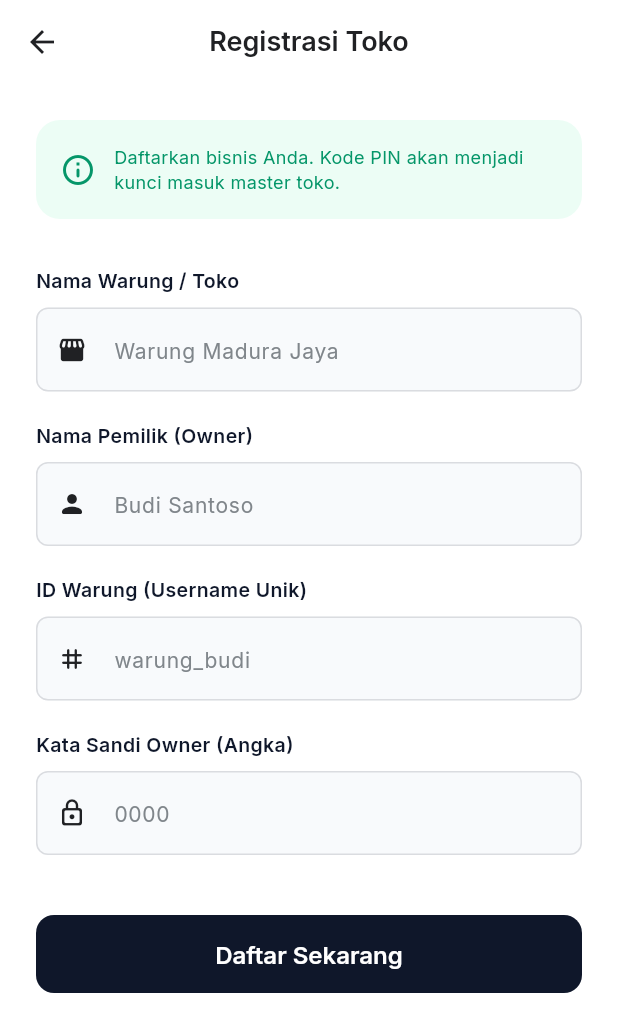
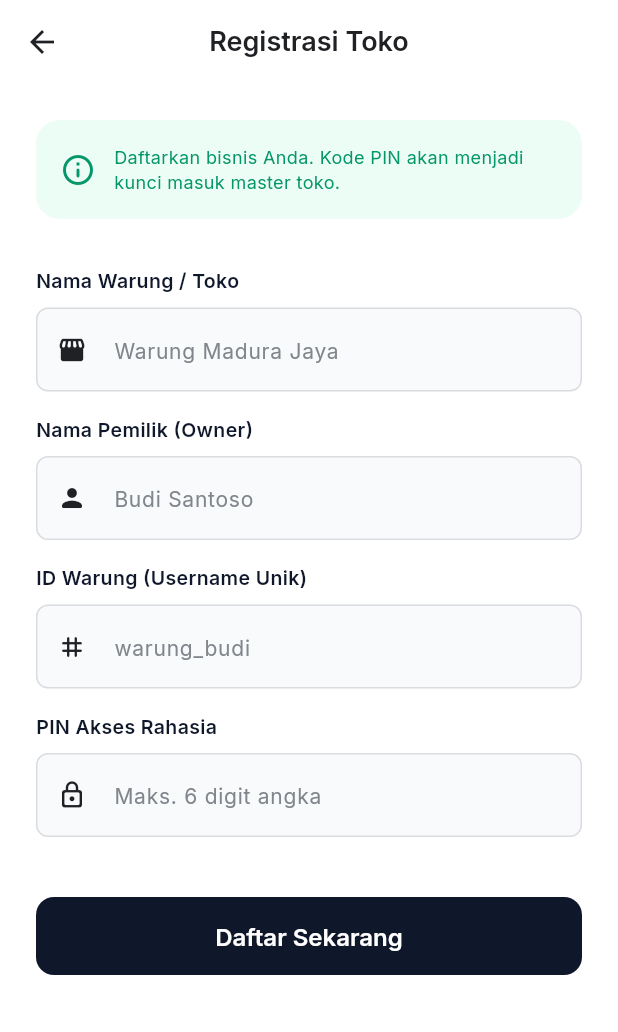
Before and after one commit to nmsyauqi/jagawarung, a Flutter app: the DaftarWarungPage screen opened directly, on a phone screen of 412 x 824 dp. Shown: the top 1032 px of the screen. Run offline on Flutter 3.47's test engine with Material 3 defaults, Android fonts, the phone set to English and light mode, and no system bars; our stand-ins replace cloud_firestore, firebase_core, google_fonts, pdf, printing; accounts and stored records are empty.

Commit message:
Update registrasi nama toko nama owner id warung pin akses, paksa tidak muncul keyboard huruf, efek lift, deteksi 'kasir bermasalah',

```diff
--- a/lib/models/shift_model.dart
+++ b/lib/models/shift_model.dart
@@ -11,6 +11,7 @@ class ShiftModel {
   final int? saldoAkhir;
   final int? totalUangMasuk;
   final int? totalTransaksi;
+  final bool isForceClosed;
 
   ShiftModel({
     required this.idShift,
@@ -23,6 +24,7 @@ class ShiftModel {
     this.saldoAkhir,
     this.totalUangMasuk,
     this.totalTransaksi,
+    this.isForceClosed = false,
   });
 
   // ---> Rumus Selisih Kas Otomatis <---
@@ -55,6 +57,7 @@ class ShiftModel {
       'saldo_akhir': saldoAkhir,
       'total_uang_masuk': totalUangMasuk,
       'total_transaksi': totalTransaksi,
+      'is_force_closed': isForceClosed,
     };
   }
 
@@ -70,6 +73,7 @@ class ShiftModel {
       saldoAkhir: map['saldo_akhir']?.toInt(),
       totalUangMasuk: map['total_uang_masuk']?.toInt(),
       totalTransaksi: map['total_transaksi']?.toInt(),
+      isForceClosed: map['is_force_closed'] ?? false,
     );
   }
 }
--- a/lib/screens/login_page.dart
+++ b/lib/screens/login_page.dart
@@ -1,4 +1,5 @@
 import 'package:flutter/material.dart';
+import 'package:flutter/services.dart';
 import 'package:google_fonts/google_fonts.dart';
 import 'package:provider/provider.dart';
 import '../providers/auth_provider.dart';
@@ -238,6 +239,8 @@ class _MasukWarungPageState extends State<MasukWarungPage> {
               TextField(
                 controller: _passCtrl,
                 obscureText: _obscureText,
+                keyboardType: TextInputType.number,
+                inputFormatters: [FilteringTextInputFormatter.digitsOnly],
                 style: GoogleFonts.inter(fontSize: 15),
                 decoration: InputDecoration(
                   hintText: 'PIN / Password',
@@ -350,22 +353,22 @@ class _DaftarWarungPageState extends State<DaftarWarungPage> {
 
             Text('Nama Warung / Toko', style: GoogleFonts.inter(fontSize: 13, fontWeight: FontWeight.w600, color: AppTheme.textDark)),
             const SizedBox(height: 8),
-            TextField(controller: _namaWarungCtrl, decoration: const InputDecoration(hintText: 'Warung Madura Jaya', prefixIcon: Icon(Icons.storefront_rounded, size: 20), fillColor: AppTheme.bg, filled: true)),
-            const SizedBox(height: 20),
+            TextField(controller: _namaWarungCtrl, maxLength: 30, textCapitalization: TextCapitalization.words, decoration: const InputDecoration(hintText: 'Warung Madura Jaya', prefixIcon: Icon(Icons.storefront_rounded, size: 20), fillColor: AppTheme.bg, filled: true, counterText: '')),
+            const SizedBox(height: 16),
 
             Text('Nama Pemilik (Owner)', style: GoogleFonts.inter(fontSize: 13, fontWeight: FontWeight.w600, color: AppTheme.textDark)),
             const SizedBox(height: 8),
-            TextField(controller: _namaOwnerCtrl, decoration: const InputDecoration(hintText: 'Budi Santoso', prefixIcon: Icon(Icons.person_rounded, size: 20), fillColor: AppTheme.bg, filled: true)),
-            const SizedBox(height: 20),
+            TextField(controller: _namaOwnerCtrl, maxLength: 30, textCapitalization: TextCapitalization.words, decoration: const InputDecoration(hintText: 'Budi Santoso', prefixIcon: Icon(Icons.person_rounded, size: 20), fillColor: AppTheme.bg, filled: true, counterText: '')),
+            const SizedBox(height: 16),
 
             Text('ID Warung (Username Unik)', style: GoogleFonts.inter(fontSize: 13, fontWeight: FontWeight.w600, color: AppTheme.textDark)),
             const SizedBox(height: 8),
-            TextField(controller: _idCtrl, decoration: const InputDecoration(hintText: 'warung_budi', prefixIcon: Icon(Icons.tag_rounded, size: 20), fillColor: AppTheme.bg, filled: true)),
-            const SizedBox(height: 20),
+            TextField(controller: _idCtrl, maxLength: 20, inputFormatters: [FilteringTextInputFormatter.deny(RegExp(r'\s'))], decoration: const InputDecoration(hintText: 'warung_budi', prefixIcon: Icon(Icons.tag_rounded, size: 20), fillColor: AppTheme.bg, filled: true, counterText: '')),
+            const SizedBox(height: 16),
 
-            Text('Kata Sandi Owner (Angka)', style: GoogleFonts.inter(fontSize: 13, fontWeight: FontWeight.w600, color: AppTheme.textDark)),
+            Text('PIN Akses Rahasia', style: GoogleFonts.inter(fontSize: 13, fontWeight: FontWeight.w600, color: AppTheme.textDark)),
             const SizedBox(height: 8),
-            TextField(controller: _passCtrl, obscureText: true, keyboardType: TextInputType.number, decoration: const InputDecoration(hintText: '0000', prefixIcon: Icon(Icons.lock_outline_rounded, size: 20), fillColor: AppTheme.bg, filled: true)),
+            TextField(controller: _passCtrl, obscureText: true, keyboardType: TextInputType.number, maxLength: 6, inputFormatters: [FilteringTextInputFormatter.digitsOnly], decoration: const InputDecoration(hintText: 'Maks. 6 digit angka', prefixIcon: Icon(Icons.lock_outline_rounded, size: 20), fillColor: AppTheme.bg, filled: true, counterText: '')),
 
             const SizedBox(height: 40),
             SizedBox(
--- a/lib/screens/tutup_shift_page.dart
+++ b/lib/screens/tutup_shift_page.dart
@@ -153,7 +153,6 @@ class _TutupShiftPageState extends State<TutupShiftPage> {
                     controller: _controller,
                     keyboardType: TextInputType.number,
                     autofocus: true,
-                    inputFormatters: [FilteringTextInputFormatter.digitsOnly],
                     style: GoogleFonts.plusJakartaSans(fontSize: 28, fontWeight: FontWeight.w700, color: AppTheme.textDark),
                     decoration: InputDecoration(
                       prefixText: 'Rp  ',
--- a/lib/services/database_service.dart
+++ b/lib/services/database_service.dart
@@ -35,6 +35,7 @@ class DatabaseService {
         'waktu_selesai': waktuSelesai.toIso8601String(),
         'saldo_akhir': (shift.saldoAwal + (shift.totalUangMasuk ?? 0)),
         'selisih_kas': 0, // Dianggap nol karena dipaksa cocok oleh bos
+        'is_force_closed': true, // Rekam jejak bahwa ini ditutup bos
       });
       return true;
     } catch (e) {
```
Also changed, not shown: lib/screens/owner_dashboard.dart (+10 -6 lines), lib/screens/tambah_transaksi_page.dart (+22 -7 lines).
